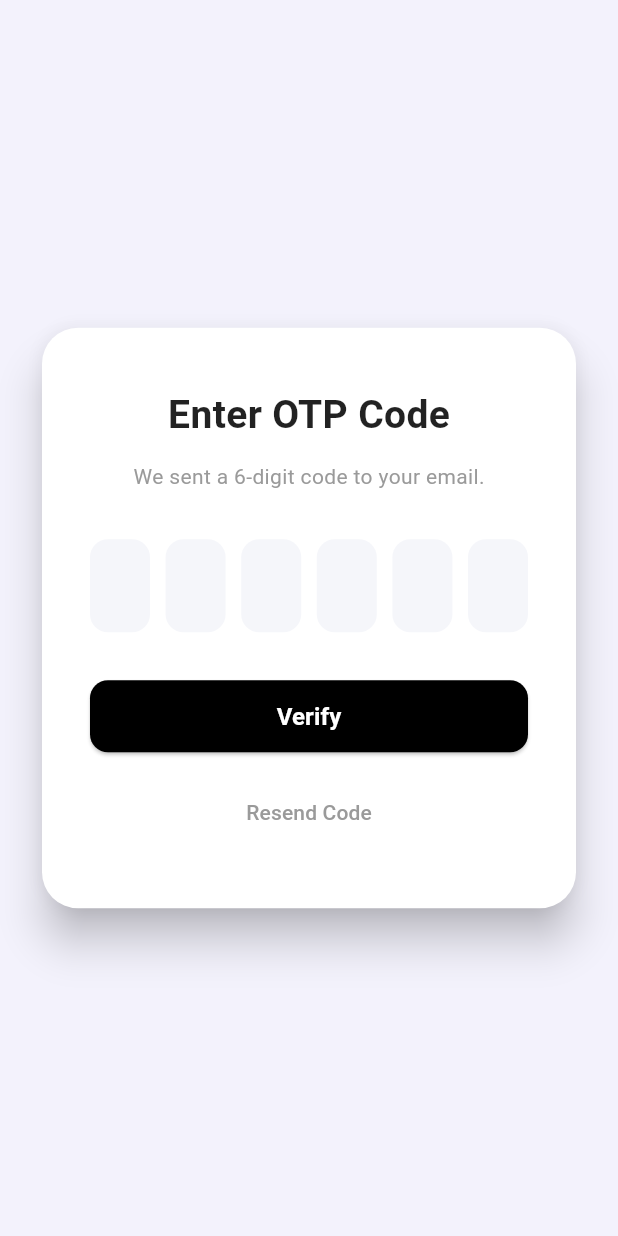
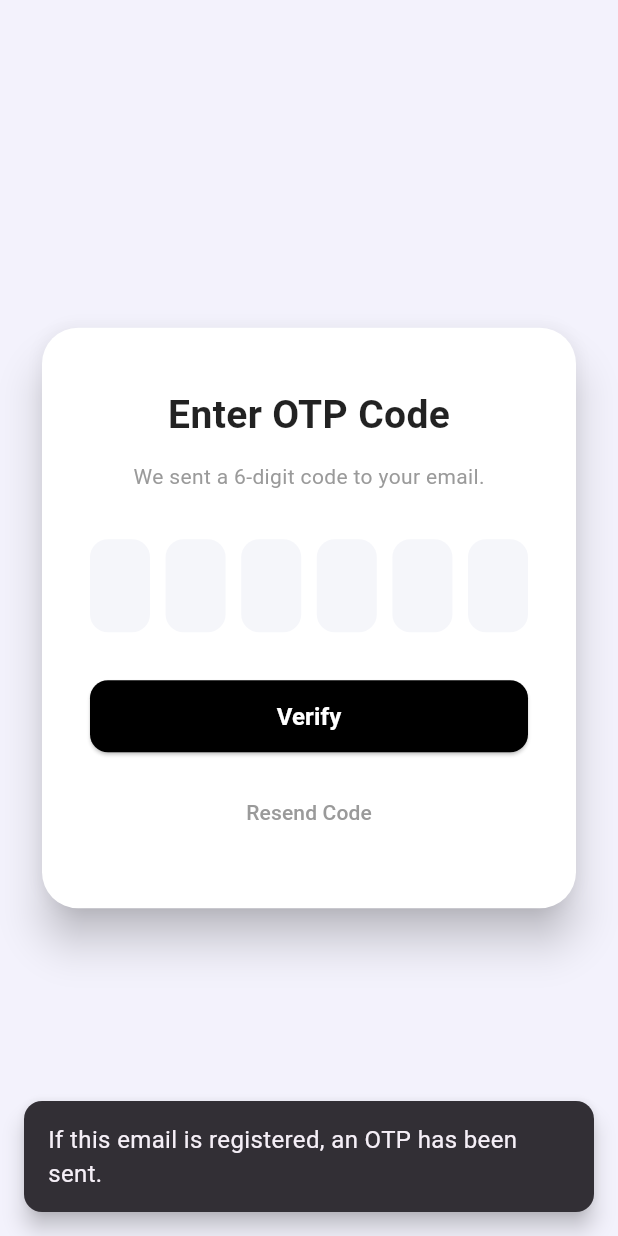
Before and after one commit to YassineAjb/XHack-Web, a Flutter app: the ForgetPasswordScreen screen opened by its route, after a tap on "Send Reset Link", on a phone screen of 412 x 824 dp. Run offline on Flutter 3.47's test engine with Material 3 defaults, Android fonts, the phone set to English and light mode, and no system bars.

Commit message:
login dynamic

```diff
--- a/lib/screens/login_screen.dart
+++ b/lib/screens/AuthScreens/forget_password_screen.dart
@@ -1,14 +1,40 @@
 import 'package:flutter/material.dart';
 
-class LoginScreen extends StatelessWidget {
-  const LoginScreen({super.key});
+class ForgetPasswordScreen extends StatelessWidget {
+  ForgetPasswordScreen({super.key});
+
+
+
+  final TextEditingController _emailController = TextEditingController();
+
+  void _handleSendOtp(BuildContext context, String email) async {
+    // final success = await sendOtpToEmail(email); // backend call if available
+
+    ScaffoldMessenger.of(context).showSnackBar(
+     SnackBar(
+    content: const Text(
+      'If this email is registered, an OTP has been sent.',
+      style: TextStyle(fontSize: 16),
+    ),
+    behavior: SnackBarBehavior.floating, // floats instead of pushing content
+    margin: const EdgeInsets.all(16),     // adds spacing around it
+    shape: RoundedRectangleBorder(
+      borderRadius: BorderRadius.circular(12),
+    ),
+    duration: const Duration(seconds: 4),
+  ),
+
+    );
+
+    Navigator.pushNamed(context, '/verify-otp');
+  }
 
   @override
   Widget build(BuildContext context) {
     final bool isDesktop = MediaQuery.of(context).size.width > 800;
 
     return Scaffold(
-      backgroundColor: const Color(0xFFF3F2FC), // same as dashboard background
+      backgroundColor: const Color(0xFFF3F2FC),
       body: Center(
         child: Container(
           width: isDesktop ? 420 : double.infinity,
@@ -24,9 +50,8 @@ class LoginScreen extends StatelessWidget {
               child: Column(
                 mainAxisSize: MainAxisSize.min,
                 children: [
-                  // Title
                   const Text(
-                    'Login to Your Account',
+                    'Forgot Your Password?',
                     style: TextStyle(
                       fontSize: 26,
                       fontWeight: FontWeight.w700,
@@ -35,16 +60,14 @@ class LoginScreen extends StatelessWidget {
                   ),
                   const SizedBox(height: 12),
                   const Text(
-                    'Welcome back! Please enter your credentials.',
-                    style: TextStyle(
-                      fontSize: 14,
-                      color: Color(0xFF9A9A9A), // muted subtitle
-                    ),
+                    'Enter your email address to reset your password.',
+                    style: TextStyle(fontSize: 14, color: Color(0xFF9A9A9A)),
                   ),
                   const SizedBox(height: 32),
 
                   // Email field
                   TextField(
+                    controller: _emailController,
                     decoration: InputDecoration(
                       labelText: 'Email',
                       labelStyle: const TextStyle(color: Colors.black87),
@@ -56,25 +79,9 @@ class LoginScreen extends StatelessWidget {
                       ),
                     ),
                   ),
-                  const SizedBox(height: 20),
-
-                  // Password field
-                  TextField(
-                    obscureText: true,
-                    decoration: InputDecoration(
-                      labelText: 'Password',
-                      labelStyle: const TextStyle(color: Colors.black87),
-                      filled: true,
-                      fillColor: const Color(0xFFF5F6FA),
-                      border: OutlineInputBorder(
-                        borderRadius: BorderRadius.circular(12),
-                        borderSide: BorderSide.none,
-                      ),
-                    ),
-                  ),
                   const SizedBox(height: 32),
 
-                  // Login Button
+                  // Reset Button
                   SizedBox(
                     width: double.infinity,
                     height: 48,
@@ -85,9 +92,12 @@ class LoginScreen extends StatelessWidget {
                           borderRadius: BorderRadius.circular(12),
                         ),
                       ),
-                      onPressed: () {},
+                      onPressed: () {
+                        final email = _emailController.text.trim();
+                        _handleSendOtp(context, email);
+                      },
                       child: const Text(
-                        'Login',
+                        'Send Reset Link',
                         style: TextStyle(
                           color: Colors.white,
                           fontWeight: FontWeight.bold,
@@ -98,13 +108,13 @@ class LoginScreen extends StatelessWidget {
                   ),
                   const SizedBox(height: 16),
 
-                  // Forgot Password
+                  // Back to Login
                   TextButton(
                     onPressed: () {
-                      Navigator.pushNamed(context, '/forgot-password');
+                      Navigator.pop(context); // Go back
                     },
                     child: const Text(
-                      'Forgot Password?',
+                      'Back to Login',
                       style: TextStyle(color: Color(0xFF9A9A9A)),
                     ),
                   ),
--- a/lib/screens/forget_password_screen.dart
+++ b/lib/screens/AuthScreens/otp_screen.dart
@@ -1,7 +1,7 @@
 import 'package:flutter/material.dart';
 
-class ForgetPasswordScreen extends StatelessWidget {
-  const ForgetPasswordScreen({super.key});
+class OtpScreen extends StatelessWidget {
+  const OtpScreen({super.key});
 
   @override
   Widget build(BuildContext context) {
@@ -25,7 +25,7 @@ class ForgetPasswordScreen extends StatelessWidget {
                 mainAxisSize: MainAxisSize.min,
                 children: [
                   const Text(
-                    'Forgot Your Password?',
+                    'Enter OTP Code',
                     style: TextStyle(
                       fontSize: 26,
                       fontWeight: FontWeight.w700,
@@ -34,7 +34,7 @@ class ForgetPasswordScreen extends StatelessWidget {
                   ),
                   const SizedBox(height: 12),
                   const Text(
-                    'Enter your email address to reset your password.',
+                    'We sent a 6-digit code to your email.',
                     style: TextStyle(
                       fontSize: 14,
                       color: Color(0xFF9A9A9A),
@@ -42,22 +42,12 @@ class ForgetPasswordScreen extends StatelessWidget {
                   ),
                   const SizedBox(height: 32),
 
-                  // Email field
-                  TextField(
-                    decoration: InputDecoration(
-                      labelText: 'Email',
-                      labelStyle: const TextStyle(color: Colors.black87),
-                      filled: true,
-                      fillColor: const Color(0xFFF5F6FA),
-                      border: OutlineInputBorder(
-                        borderRadius: BorderRadius.circular(12),
-                        borderSide: BorderSide.none,
-                      ),
-                    ),
-                  ),
+                  // OTP input
+                  const _OtpFields(),
+
                   const SizedBox(height: 32),
 
-                  // Reset Button
+                  // Verify Button
                   SizedBox(
                     width: double.infinity,
                     height: 48,
@@ -69,11 +59,12 @@ class ForgetPasswordScreen extends StatelessWidget {
                         ),
                       ),
                       onPressed: () {
-                        Navigator.pushNamed(context, '/verify-otp');
+                        Navigator.pushNamed(context, '/reset-password');
 
+                        // validate and proceed
                       },
                       child: const Text(
-                        'Send Reset Link',
+                        'Verify',
                         style: TextStyle(
                           color: Colors.white,
                           fontWeight: FontWeight.bold,
@@ -82,18 +73,15 @@ class ForgetPasswordScreen extends StatelessWidget {
                       ),
                     ),
                   ),
+
                   const SizedBox(height: 16),
-
-                  // Back to Login
                   TextButton(
                     onPressed: () {
-                      Navigator.pop(context); // Go back
+                      // Optional: resend logic
                     },
                     child: const Text(
-                      'Back to Login',
-                      style: TextStyle(
-                        color: Color(0xFF9A9A9A),
-                      ),
+                      'Resend Code',
+                      style: TextStyle(color: Color(0xFF9A9A9A)),
                     ),
                   ),
                 ],
@@ -105,3 +93,65 @@ class ForgetPasswordScreen extends StatelessWidget {
     );
   }
 }
+
+class _OtpFields extends StatefulWidget {
+  const _OtpFields();
+
+  @override
+  State<_OtpFields> createState() => _OtpFieldsState();
+}
+
+class _OtpFieldsState extends State<_OtpFields> {
+  final List<FocusNode> _focusNodes =
+      List.generate(6, (_) => FocusNode(), growable: false);
+  final List<TextEditingController> _controllers =
+      List.generate(6, (_) => TextEditingController(), growable: false);
+
+  @override
+  void dispose() {
+    for (final controller in _controllers) {
+      controller.dispose();
+    }
+    for (final node in _focusNodes) {
+      node.dispose();
+    }
+    super.dispose();
+  }
+
+  @override
+  Widget build(BuildContext context) {
+    return Row(
+      mainAxisAlignment: MainAxisAlignment.spaceBetween,
+      children: List.generate(6, (index) {
+        return SizedBox(
+          width: 40,
+          child: TextField(
+            controller: _controllers[index],
+            focusNode: _focusNodes[index],
+            keyboardType: TextInputType.number,
+            textAlign: TextAlign.center,
+            maxLength: 1,
+            style: const TextStyle(fontSize: 20),
+            decoration: InputDecoration(
+              counterText: '',
+              filled: true,
+              fillColor: const Color(0xFFF5F6FA),
+              border: OutlineInputBorder(
+                borderRadius: BorderRadius.circular(12),
+                borderSide: BorderSide.none,
+              ),
+            ),
+            onChanged: (value) {
+              if (value.isNotEmpty && index < 5) {
+                FocusScope.of(context).requestFocus(_focusNodes[index + 1]);
+              }
+              if (value.isEmpty && index > 0) {
+                FocusScope.of(context).requestFocus(_focusNodes[index - 1]);
+              }
+            },
+          ),
+        );
+      }),
+    );
+  }
+}
--- a/lib/screens/otp_screen.dart
+++ /dev/null
@@ -1,155 +0,0 @@
-import 'package:flutter/material.dart';
-
-class OtpScreen extends StatelessWidget {
-  const OtpScreen({super.key});
-
-  @override
-  Widget build(BuildContext context) {
-    final bool isDesktop = MediaQuery.of(context).size.width > 800;
-
-    return Scaffold(
-      backgroundColor: const Color(0xFFF3F2FC),
-      body: Center(
-        child: Container(
-          width: isDesktop ? 420 : double.infinity,
-          margin: const EdgeInsets.symmetric(horizontal: 24),
-          child: Card(
-            elevation: 12,
-            color: Colors.white,
-            shape: RoundedRectangleBorder(
-              borderRadius: BorderRadius.circular(24),
-            ),
-            child: Padding(
-              padding: const EdgeInsets.symmetric(horizontal: 32, vertical: 40),
-              child: Column(
-                mainAxisSize: MainAxisSize.min,
-                children: [
-                  const Text(
-                    'Enter OTP Code',
-                    style: TextStyle(
-                      fontSize: 26,
-                      fontWeight: FontWeight.w700,
-                      color: Colors.black87,
-                    ),
-                  ),
-                  const SizedBox(height: 12),
-                  const Text(
-                    'We sent a 6-digit code to your email.',
-                    style: TextStyle(
-                      fontSize: 14,
-                      color: Color(0xFF9A9A9A),
-                    ),
-                  ),
-                  const SizedBox(height: 32),
-
-                  // OTP input
-                  const _OtpFields(),
-
-                  const SizedBox(height: 32),
-
-                  // Verify Button
-                  SizedBox(
-                    width: double.infinity,
-                    height: 48,
-                    child: ElevatedButton(
-                      style: ElevatedButton.styleFrom(
-                        backgroundColor: Colors.black,
-                        shape: RoundedRectangleBorder(
-                          borderRadius: BorderRadius.circular(12),
-                        ),
-                      ),
-                      onPressed: () {
-                        // validate and proceed
-                      },
-                      child: const Text(
-                        'Verify',
-                        style: TextStyle(
-                          color: Colors.white,
-                          fontWeight: FontWeight.bold,
-                          fontSize: 16,
-                        ),
-                      ),
-                    ),
-                  ),
-
-                  const SizedBox(height: 16),
-                  TextButton(
-                    onPressed: () {
-                      // Optional: resend logic
-                    },
-                    child: const Text(
-                      'Resend Code',
-                      style: TextStyle(color: Color(0xFF9A9A9A)),
-                    ),
-                  ),
-                ],
-              ),
-            ),
-          ),
-        ),
-      ),
-    );
-  }
-}
-
-class _OtpFields extends StatefulWidget {
-  const _OtpFields();
-
-  @override
-  State<_OtpFields> createState() => _OtpFieldsState();
-}
-
-class _OtpFieldsState extends State<_OtpFields> {
-  final List<FocusNode> _focusNodes =
-      List.generate(6, (_) => FocusNode(), growable: false);
-  final List<TextEditingController> _controllers =
-      List.generate(6, (_) => TextEditingController(), growable: false);
-
-  @override
-  void dispose() {
-    for (final controller in _controllers) {
-      controller.dispose();
-    }
-    for (final node in _focusNodes) {
-      node.dispose();
-    }
-    super.dispose();
-  }
-
-  @override
-  Widget build(BuildContext context) {
-    return Row(
-      mainAxisAlignment: MainAxisAlignment.spaceBetween,
-      children: List.generate(6, (index) {
-        return SizedBox(
-          width: 40,
-          child: TextField(
-            controller: _controllers[index],
-            focusNode: _focusNodes[index],
-            keyboardType: TextInputType.number,
-            textAlign: TextAlign.center,
-            maxLength: 1,
-            style: const TextStyle(fontSize: 20),
-            decoration: InputDecoration(
-              counterText: '',
-              filled: true,
-              fillColor: const Color(0xFFF5F6FA),
-              border: OutlineInputBorder(
-                borderRadius: BorderRadius.circular(12),
-                borderSide: BorderSide.none,
-              ),
-            ),
-            onChanged: (value) {
-              if (value.isNotEmpty && index < 5) {
-                FocusScope.of(context).requestFocus(_focusNodes[index + 1]);
-              }
-              if (value.isEmpty && index > 0) {
-                FocusScope.of(context).requestFocus(_focusNodes[index - 1]);
-              }
-            },
-          ),
-        );
-      }),
-    );
-  }
-}
--- /dev/null
+++ b/lib/utils/constants.dart
@@ -0,0 +1,3 @@
+class AppConstants {
+  static const String baseUrl = 'http://localhost:3000/auth'; // Change to your backend host if needed
+}
--- a/pubspec.yaml
+++ b/pubspec.yaml
@@ -31,6 +31,7 @@ dependencies:
   flutter:
     sdk: flutter
   fl_chart: ^1.0.0
+  http: ^1.4.0
   # The following adds the Cupertino Icons font to your application.
   # Use with the CupertinoIcons class for iOS style icons.
   cupertino_icons: ^1.0.8
```
Also changed, not shown: lib/main.dart (+7 -4 lines), lib/screens/AuthScreens/login_screen.dart (added, +156 -0 lines), lib/screens/AuthScreens/reset_password_screen.dart (added, +139 -0 lines), lib/services/auth_services.dart (added, +48 -0 lines), pubspec.lock.
